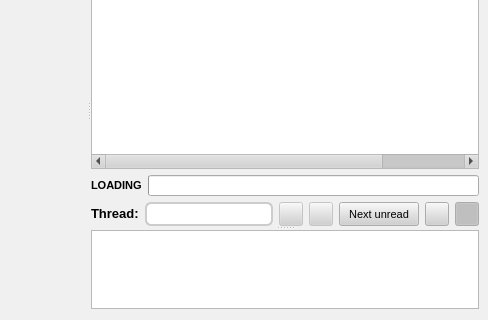
This is retroshare-gui/src/gui/ForumsDialog.ui in RetroShare/RetroShare as Qt 5 draws it before an edit; both pictures show x 244 to 732 and y 100 to 420 of the 732 by 420 pixel window. The edited form follows.
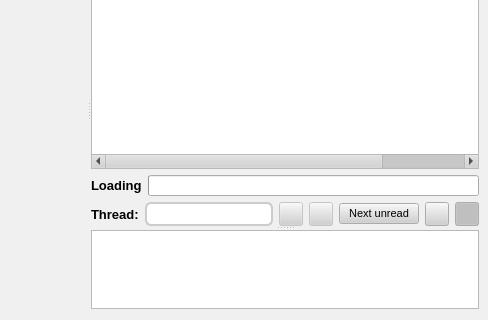
This is the edited form. Icons and pictures are not drawn. Custom widgets are drawn as their Qt base class.

Patch:
```diff
--- a/retroshare-gui/src/gui/ForumsDialog.ui
+++ b/retroshare-gui/src/gui/ForumsDialog.ui
@@ -849,12 +849,15 @@
               <verstretch>0</verstretch>
              </sizepolicy>
             </property>
+            <property name="font">
+             <font>
+              <pointsize>10</pointsize>
+              <weight>75</weight>
+              <bold>true</bold>
+             </font>
+            </property>
             <property name="text">
-             <string>&lt;!DOCTYPE HTML PUBLIC &quot;-//W3C//DTD HTML 4.0//EN&quot; &quot;http://www.w3.org/TR/REC-html40/strict.dtd&quot;&gt;
-&lt;html&gt;&lt;head&gt;&lt;meta name=&quot;qrichtext&quot; content=&quot;1&quot; /&gt;&lt;style type=&quot;text/css&quot;&gt;
-p, li { white-space: pre-wrap; }
-&lt;/style&gt;&lt;/head&gt;&lt;body style=&quot; font-family:'Arial'; font-size:8pt; font-weight:400; font-style:normal;&quot;&gt;
-&lt;p style=&quot; margin-top:0px; margin-bottom:0px; margin-left:0px; margin-right:0px; -qt-block-indent:0; text-indent:0px;&quot;&gt;&lt;span style=&quot; font-size:10pt; font-weight:600;&quot;&gt;Thread:&lt;/span&gt;&lt;/p&gt;&lt;/body&gt;&lt;/html&gt;</string>
+             <string>Thread:</string>
             </property>
            </widget>
           </item>
@@ -998,17 +1001,11 @@
           </item>
           <item row="0" column="5">
            <widget class="QPushButton" name="nextUnreadButton">
-            <property name="minimumSize">
-             <size>
-              <width>80</width>
-              <height>24</height>
-             </size>
-            </property>
-            <property name="maximumSize">
-             <size>
-              <width>80</width>
-              <height>24</height>
-             </size>
+            <property name="sizePolicy">
+             <sizepolicy hsizetype="Maximum" vsizetype="Fixed">
+              <horstretch>0</horstretch>
+              <verstretch>0</verstretch>
+             </sizepolicy>
             </property>
             <property name="text">
              <string>Next unread</string>
@@ -1222,12 +1219,15 @@
          <layout class="QHBoxLayout" name="progressBarLayOut">
           <item>
            <widget class="QLabel" name="progLayOutTxt">
+            <property name="font">
+             <font>
+              <pointsize>10</pointsize>
+              <weight>75</weight>
+              <bold>true</bold>
+             </font>
+            </property>
             <property name="text">
-             <string>&lt;!DOCTYPE HTML PUBLIC &quot;-//W3C//DTD HTML 4.0//EN&quot; &quot;http://www.w3.org/TR/REC-html40/strict.dtd&quot;&gt;
-&lt;html&gt;&lt;head&gt;&lt;meta name=&quot;qrichtext&quot; content=&quot;1&quot; /&gt;&lt;style type=&quot;text/css&quot;&gt;
-p, li { white-space: pre-wrap; }
-&lt;/style&gt;&lt;/head&gt;&lt;body style=&quot; font-family:'MS Shell Dlg 2'; font-size:8.25pt; font-weight:400; font-style:normal;&quot;&gt;
-&lt;p style=&quot; margin-top:0px; margin-bottom:0px; margin-left:0px; margin-right:0px; -qt-block-indent:0; text-indent:0px;&quot;&gt;&lt;span style=&quot; font-size:8pt; font-weight:600;&quot;&gt;LOADING&lt;/span&gt;&lt;/p&gt;&lt;/body&gt;&lt;/html&gt;</string>
+             <string>Loading</string>
             </property>
            </widget>
           </item>
```
Left out of the diff: 6 changed lines with no effect on the pictures.
